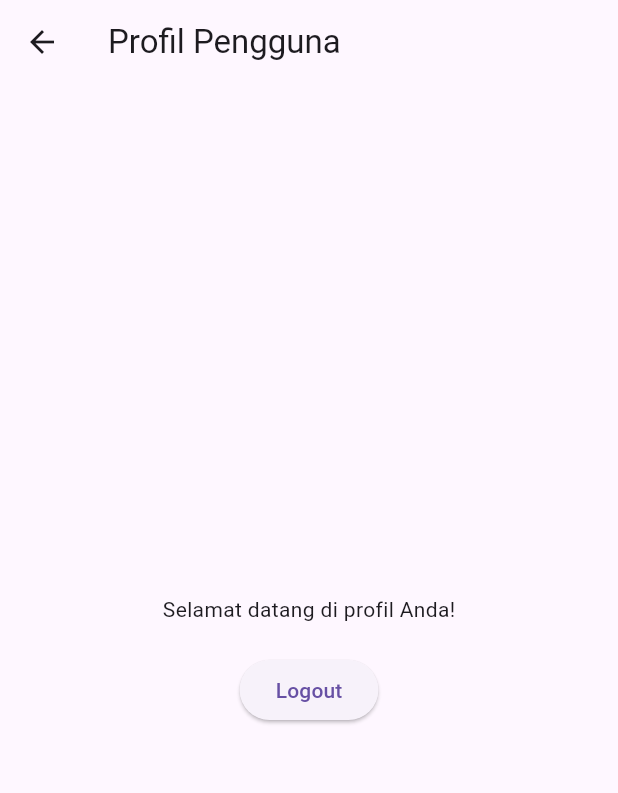
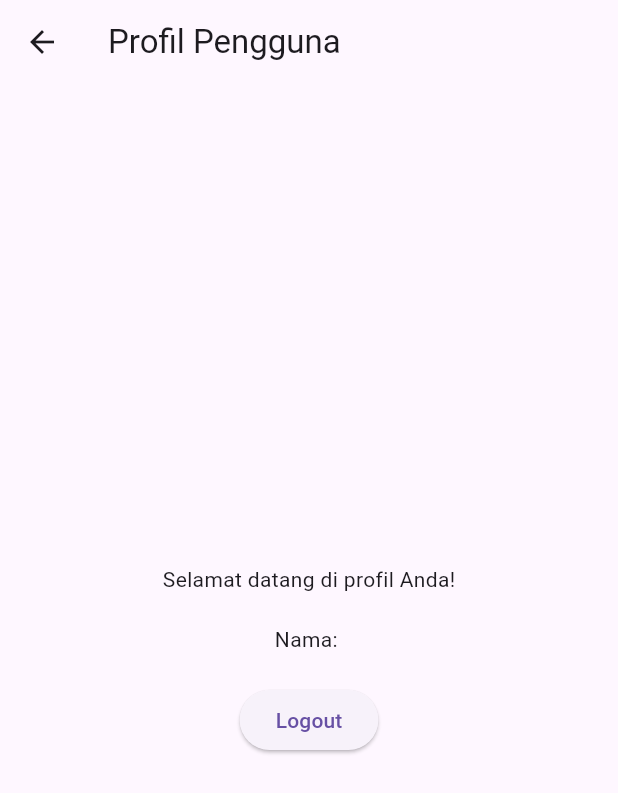
Before and after one commit to 2024-2025-Gasal-PABI-SI5B/project-wisata-candi-si5b-rqz234, a Flutter app: the ProfileScreen screen opened directly, on a phone screen of 412 x 824 dp. Shown: the top 793 px of the screen. Run offline on Flutter 3.47's test engine with Material 3 defaults, Android fonts, the phone set to English and light mode, and no system bars; our stand-ins replace shared_preferences; accounts and stored records are empty.

Commit message:
Update Layout

```diff
--- a/wisata_candi/lib/screens/home_screen.dart
+++ b/wisata_candi/lib/screens/home_screen.dart
@@ -31,14 +31,14 @@ class _HomeScreenState extends State<HomeScreen> {
   Widget build(BuildContext context) {
     return Scaffold(
       appBar: _selectedIndex == 0
-        ? AppBar(title: Text('Wisata Candi'))
-        : null, // Hanya tampilkan app bar dengan judul di HomeScreen
+          ? AppBar(title: Text('Wisata Candi'))
+          : null, // Hanya tampilkan app bar dengan judul di HomeScreen
       body: _screens[_selectedIndex], // Menampilkan screen yang dipilih
       bottomNavigationBar: BottomNavigationBar(
         currentIndex: _selectedIndex,
         onTap: _onItemTapped,
         unselectedItemColor: Colors.black, // Ikon tidak terpilih berwarna hitam
-        selectedItemColor: Colors.blue,    // Ikon terpilih berwarna biru
+        selectedItemColor: Colors.blue, // Ikon terpilih berwarna biru
         items: const [
           BottomNavigationBarItem(
             icon: Icon(Icons.home),
--- a/wisata_candi/lib/screens/profile_screen.dart
+++ b/wisata_candi/lib/screens/profile_screen.dart
@@ -1,13 +1,20 @@
-// lib/screens/profile_screen.dart
 import 'package:flutter/material.dart';
 import 'package:shared_preferences/shared_preferences.dart';
 import 'login_screen.dart';
 
 class ProfileScreen extends StatelessWidget {
+  Future<Map<String, String>> _getUserData() async {
+    SharedPreferences prefs = await SharedPreferences.getInstance();
+    String username = prefs.getString('username') ?? 'Nama Pengguna';
+    String joinDate = prefs.getString('joinDate') ?? 'Tanggal Bergabung';
+    return {'username': username, 'joinDate': joinDate};
+  }
+
   Future<void> _logout(BuildContext context) async {
     SharedPreferences prefs = await SharedPreferences.getInstance();
     await prefs.remove('username');
     await prefs.remove('password');
+    await prefs.remove('joinDate');
     Navigator.pushReplacement(
       context,
       MaterialPageRoute(builder: (context) => LoginScreen()),
@@ -22,16 +29,33 @@ class ProfileScreen extends StatelessWidget {
     return Scaffold(
       appBar: AppBar(title: Text('Profil Pengguna')),
       body: Center(
-        child: Column(
+        child: FutureBuilder<Map<String, String>>(
+          future: _getUserData(),
+          builder: (context, snapshot) {
+            if (snapshot.connectionState == ConnectionState.waiting) {
+              return CircularProgressIndicator();
+            } else if (snapshot.hasError) {
+              return Text('Error: ${snapshot.error}');
+            } else if (!snapshot.hasData || snapshot.data!.isEmpty) {
+              return Text('Data tidak tersedia');
+            } else {
+              String username = snapshot.data!['username']!;
+              String joinDate = snapshot.data!['joinDate']!;
+              return Column(
                 mainAxisAlignment: MainAxisAlignment.center,
                 children: [
                   Text("Selamat datang di profil Anda!"),
+                  SizedBox(height: 20),
+                  Text("Nama: $username"),
                   SizedBox(height: 20),
                   ElevatedButton(
                     onPressed: () => _logout(context),
                     child: Text('Logout'),
                   ),
                 ],
+              );
+            }
+          },
         ),
       ),
     );
```
Also changed, not shown: wisata_candi/lib/data/candi_data.dart (+17 -0 lines), wisata_candi/images/Akshardham.jpg (added), wisata_candi/images/baalbek.jpg (added). Lines whose indentation alone changed are shown as unchanged.
